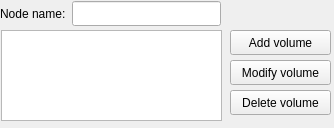
This is src.qt/hadesvm-kernel/KernelEditor.ui in akapustiatyahoocouk/hadesvm as Qt 5 draws it before an edit. The edited form follows.
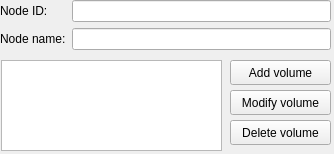
This is the edited form.

Commit message: Kernel configuration is now fully persistent.

What changed in the file:
```diff
--- a/src.qt/hadesvm-kernel/KernelEditor.ui
+++ b/src.qt/hadesvm-kernel/KernelEditor.ui
@@ -7,7 +7,7 @@
     <x>0</x>
     <y>0</y>
     <width>334</width>
-    <height>128</height>
+    <height>154</height>
    </rect>
   </property>
   <property name="windowTitle">
@@ -17,7 +17,7 @@
    <property name="geometry">
     <rect>
      <x>1</x>
-     <y>30</y>
+     <y>60</y>
      <width>221</width>
      <height>91</height>
     </rect>
@@ -27,7 +27,7 @@
    <property name="geometry">
     <rect>
      <x>230</x>
-     <y>30</y>
+     <y>60</y>
      <width>101</width>
      <height>25</height>
     </rect>
@@ -40,7 +40,7 @@
    <property name="geometry">
     <rect>
      <x>230</x>
-     <y>60</y>
+     <y>90</y>
      <width>101</width>
      <height>25</height>
     </rect>
@@ -53,7 +53,7 @@
    <property name="geometry">
     <rect>
      <x>230</x>
-     <y>90</y>
+     <y>120</y>
      <width>101</width>
      <height>25</height>
     </rect>
@@ -62,17 +62,43 @@
     <string>Delete volume</string>
    </property>
   </widget>
-  <widget class="QWidget" name="layoutWidget">
+  <widget class="QWidget" name="">
    <property name="geometry">
     <rect>
      <x>0</x>
      <y>0</y>
-     <width>221</width>
-     <height>27</height>
+     <width>331</width>
+     <height>50</height>
     </rect>
    </property>
-   <layout class="QHBoxLayout" name="horizontalLayout">
-    <item>
+   <layout class="QGridLayout" name="gridLayout">
+    <item row="0" column="0">
+     <widget class="QLabel" name="nodeIdLabel">
+      <property name="maximumSize">
+       <size>
+        <width>16777215</width>
+        <height>17</height>
+       </size>
+      </property>
+      <property name="text">
+       <string>Node ID:</string>
+      </property>
+     </widget>
+    </item>
+    <item row="0" column="1">
+     <widget class="QLineEdit" name="nodeIdLineEdit">
+      <property name="maximumSize">
+       <size>
+        <width>16777215</width>
+        <height>25</height>
+       </size>
+      </property>
+      <property name="readOnly">
+       <bool>true</bool>
+      </property>
+     </widget>
+    </item>
+    <item row="1" column="0">
      <widget class="QLabel" name="nodeNameLabel">
       <property name="maximumSize">
        <size>
@@ -85,7 +111,7 @@
       </property>
      </widget>
     </item>
-    <item>
+    <item row="1" column="1">
      <widget class="QLineEdit" name="nodeNameLineEdit">
       <property name="maximumSize">
        <size>
```
The commit also changes 7 other files.
